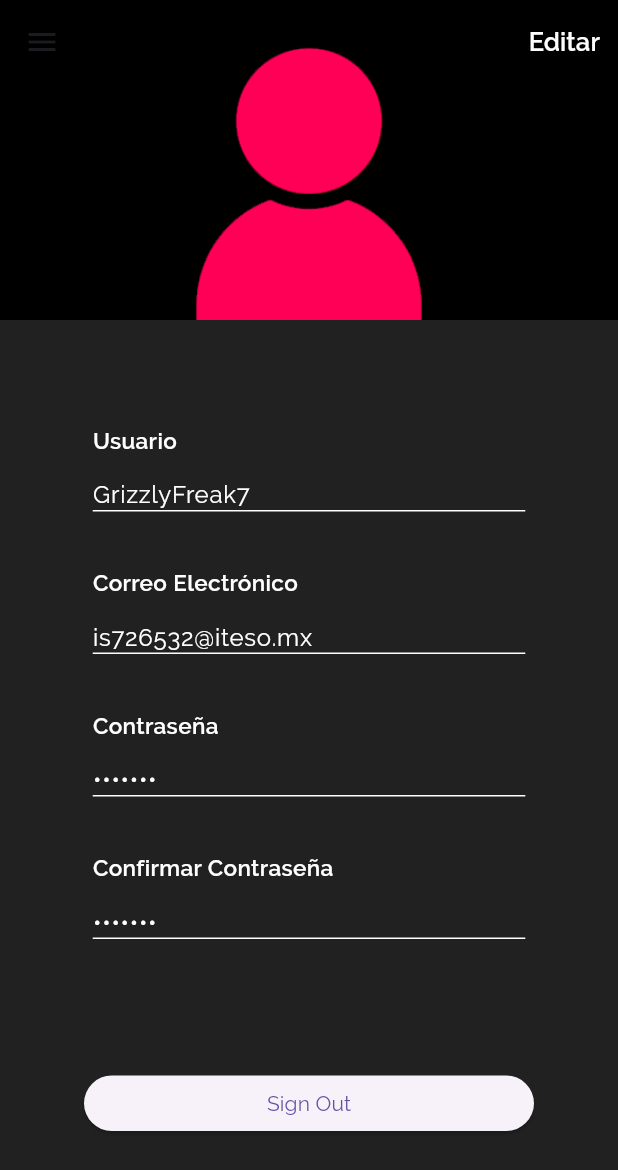
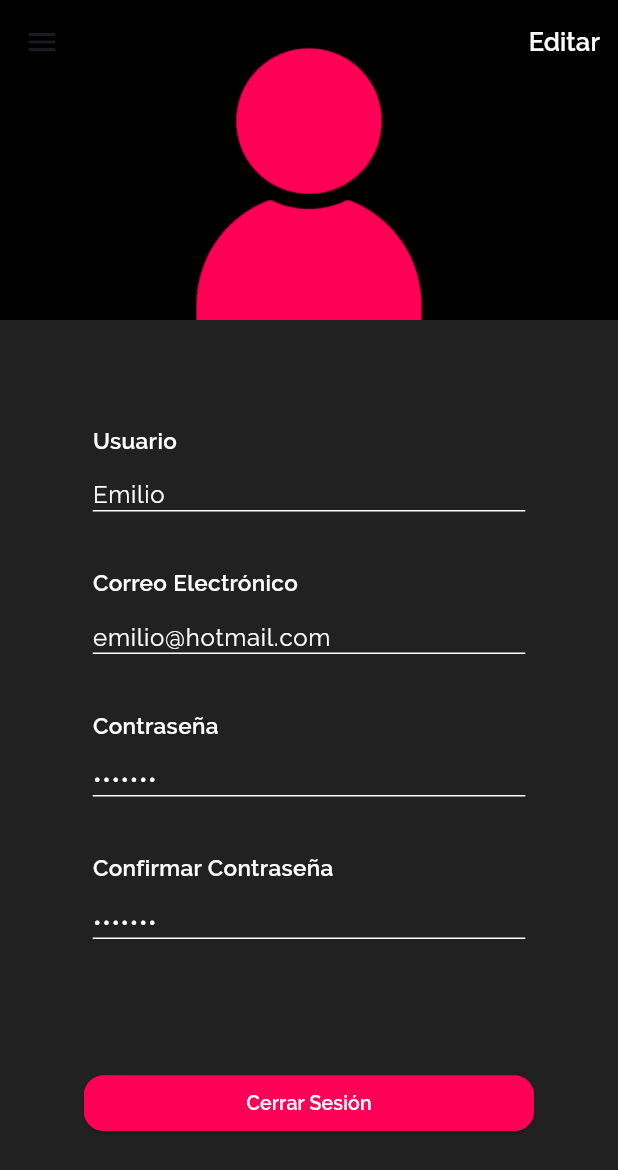
Before and after one commit to eMatsu98/movile-lgs, a Flutter app: the screen it shows once a user with an empty profile is signed in, after a tap on "Editar", after a tap on "Guardar", on a phone screen of 412 x 824 dp. Shown: the top 1170 px of the screen. Run offline on Flutter 3.47's test engine with Material 3 defaults, Android fonts, the phone set to English and light mode, and no system bars; our stand-ins replace carousel_slider, cloud_firestore, firebase_auth, firebase_core, font_awesome_flutter, image_picker and 1 more; accounts and stored records are empty; network calls fail.

Commit message:
post-presentación

```diff
--- a/lib/pantallas/game_list.dart
+++ b/lib/pantallas/game_list.dart
@@ -25,7 +25,7 @@ class GameList extends StatelessWidget {
 
     return Scaffold(
       backgroundColor: Colors.grey[900],
-      extendBodyBehindAppBar: true,
+      // extendBodyBehindAppBar: true,
       appBar: AppBar(
         backgroundColor: Colors.transparent,
         elevation: 0,
@@ -44,7 +44,7 @@ class GameList extends StatelessWidget {
                   children:
                     gamesList.take(7).map((item) =>
                       Padding(
-                        padding: EdgeInsets.only(bottom: 8.5, top: 8.5),
+                        padding: EdgeInsets.symmetric(horizontal: 4),
                         child: Container(
                           width: screenWidth * 0.75,
                           height: screenHeight * 0.13,
--- a/lib/pantallas/home_page.dart
+++ b/lib/pantallas/home_page.dart
@@ -64,8 +64,8 @@ class HomePage extends StatelessWidget {
         child: Column(
           mainAxisAlignment: MainAxisAlignment.center,
           children: [
-            _userUid(),
-            _signOutButton(),
+            // _userUid(),
+            // _signOutButton(),
             Padding(
               padding: EdgeInsets.symmetric(horizontal: screenWidth*0.15),
               child: Column(
--- a/lib/pantallas/lgs_store.dart
+++ b/lib/pantallas/lgs_store.dart
@@ -96,12 +96,12 @@ class LgsStore extends StatelessWidget {
                         ),
                         footer: GridTileBar(
                           backgroundColor: Color.fromARGB(150, 33, 33, 33),
-                          title: Text('\$ ${index + 1}.${(index + 1)*11}', style: TextStyle(color: Colors.grey[300], fontWeight: FontWeight.bold,),),
+                          title: Text('\$ ${index + 1}.${(index + 1)*11}', style: TextStyle(color: Colors.grey[300], fontSize: 9, fontWeight: FontWeight.bold,),),
                           trailing: Align(
                             alignment: Alignment.centerRight,
                             child: IconButton(
                               onPressed: (){},
-                              icon: Icon(Icons.add_shopping_cart_rounded, color: Colors.white, size: 18,),
+                              icon: Icon(Icons.add_shopping_cart_rounded, color: Colors.white, size: 12,),
                             ),
                           ),
                         ),
--- a/lib/pantallas/user_identification.dart
+++ b/lib/pantallas/user_identification.dart
@@ -132,12 +132,7 @@ class _UserIdentificationState extends State<UserIdentification> {
       width: 300,
       height: 37,
       child: ElevatedButton(
-        onPressed: (){
-           _login ? signIn() : createUser();
-           setState(() {
-             _errorMessage();
-           });
-        },
+        onPressed: _login ? signIn : createUser,
         child: Text(
           title,
           style: TextStyle(
@@ -226,8 +221,8 @@ class _UserIdentificationState extends State<UserIdentification> {
                 height: 70,
               ),
               Padding(
-                padding: EdgeInsets.symmetric(
-                    horizontal: screenWidth * 0.15),
+                padding: EdgeInsets.only(
+                    left: screenWidth * 0.15, right: screenWidth * 0.15),
                 child: Column(
                   children: <Widget>[
                     _entryField('Correo electrónico', _controllerEmail, false),
@@ -304,8 +299,8 @@ class _UserIdentificationState extends State<UserIdentification> {
                 height: 70,
               ),
               Padding(
-                padding: EdgeInsets.symmetric(
-                    horizontal: screenWidth * 0.15),
+                padding: EdgeInsets.only(
+                    left: screenWidth * 0.15, right: screenWidth * 0.15),
                 child: Column(
                   crossAxisAlignment: CrossAxisAlignment.start,
                   children: [
@@ -391,8 +386,8 @@ class _UserIdentificationState extends State<UserIdentification> {
             mainAxisAlignment: MainAxisAlignment.center,
             children: [
               Padding(
-                padding: EdgeInsets.symmetric(
-                    horizontal: screenWidth * 0.15),
+                padding: EdgeInsets.only(
+                    left: screenWidth * 0.15, right: screenWidth * 0.15),
                 child: Column(
                   children: [
                     SizedBox(
--- a/lib/pantallas/user_profile.dart
+++ b/lib/pantallas/user_profile.dart
@@ -149,7 +149,7 @@ class _UserProfileState extends State<UserProfile> {
 
   Widget _userUid() {
     return TextFormField(
-      initialValue: user?.uid ?? 'Username',
+      initialValue: user?.email ?? 'Username',
       style: TextStyle(
         color: Colors.white,
         fontSize: 24,
@@ -222,7 +222,9 @@ class _UserProfileState extends State<UserProfile> {
   }
 
   Widget _signOutButton() {
-    return ElevatedButton(onPressed: signOut, child: const Text('Sign Out'));
+    // return ElevatedButton(onPressed: signOut, child: const Text('Sign Out'), style: ButtonStyle(
+    //     backgroundColor: MaterialStateProperty.all<Color>(Color(0xFFFF0056)),
+    //   ),);
     return ElevatedButton(
       onPressed: signOut,
       child: Text(
@@ -321,6 +323,7 @@ class _UserProfileState extends State<UserProfile> {
                         padding: EdgeInsets.symmetric(
                             horizontal: screenWidth * 0.15),
                         child: Column(
+                          crossAxisAlignment: CrossAxisAlignment.start,
                           children: [
                             ShowField('Usuario', userData.name),
                             SizedBox(
@@ -330,93 +333,11 @@ class _UserProfileState extends State<UserProfile> {
                             SizedBox(
                               height: 37,
                             ),
-                            Text("Correo Electrónico",
-                                style: TextStyle(
-                                    color: Colors.white,
-                                    fontSize: 15,
-                                    fontWeight: FontWeight.bold)),
-                            SizedBox(
-                              width: 300,
-                              height: 37,
-                              child: TextFormField(
-                                initialValue: 'is726532@iteso.mx',
-                                style: TextStyle(color: Colors.white),
-                                cursorColor: Color(0xFFFF0056),
-                                decoration: InputDecoration(
-                                  // labelText: 'Correo Electrónico',
-                                  enabledBorder: UnderlineInputBorder(
-                                      borderSide:
-                                          BorderSide(color: Colors.white)),
-                                  // hintText: 'Correo electrónico',
-                                  hintStyle: TextStyle(color: Colors.white70),
-                                  //labelStyle: TextStyle(color: Color(0xFFFF0056)),
-                                  focusedBorder: UnderlineInputBorder(
-                                      borderSide: BorderSide(
-                                    color: Color(0xFFFF0056),
-                                  )),
-                                ),
-                              ),
-                            ),
+                            ShowField('Contraseña', ''),
                             SizedBox(
                               height: 37,
                             ),
-                            Text("Contraseña",
-                                style: TextStyle(
-                                    color: Colors.white,
-                                    fontSize: 15,
-                                    fontWeight: FontWeight.bold)),
-                            SizedBox(
-                              width: 300,
-                              height: 37,
-                              child: TextFormField(
-                                initialValue: '1234567',
-                                style: TextStyle(color: Colors.white),
-                                cursorColor: Color(0xFFFF0056),
-                                obscureText: true,
-                                decoration: InputDecoration(
-                                  enabledBorder: UnderlineInputBorder(
-                                      borderSide:
-                                          BorderSide(color: Colors.white)),
-                                  // hintText: 'Contraseña',
-                                  hintStyle: TextStyle(color: Colors.white70),
-                                  //labelStyle: TextStyle(color: Color(0xFFFF0056)),
-                                  focusedBorder: UnderlineInputBorder(
-                                      borderSide: BorderSide(
-                                    color: Color(0xFFFF0056),
-                                  )),
-                                ),
-                              ),
-                            ),
-                            SizedBox(
-                              height: 37,
-                            ),
-                            Text("Confirmar Contraseña",
-                                style: TextStyle(
-                                    color: Colors.white,
-                                    fontSize: 15,
-                                    fontWeight: FontWeight.bold)),
-                            SizedBox(
-                              width: 300,
-                              height: 37,
-                              child: TextFormField(
-                                initialValue: '1234567',
-                                style: TextStyle(color: Colors.white),
-                                cursorColor: Color(0xFFFF0056),
-                                obscureText: true,
-                                decoration: InputDecoration(
-                                  enabledBorder: UnderlineInputBorder(
-                                      borderSide:
-                                          BorderSide(color: Colors.white)),
-                                  // hintText: 'Contraseña',
-                                  hintStyle: TextStyle(color: Colors.white70),
-                                  //labelStyle: TextStyle(color: Color(0xFFFF0056)),
-                                  focusedBorder: UnderlineInputBorder(
-                                      borderSide: BorderSide(
-                                    color: Color(0xFFFF0056),
-                                  )),
-                                ),
-                              ),
-                            ),
+                            ShowField('Confirmar Contraseña', ''),
                           ],
                         ),
                       ),
@@ -545,7 +466,7 @@ class _UserProfileState extends State<UserProfile> {
                               width: 300,
                               height: 37,
                               child: TextFormField(
-                                initialValue: 'GrizzlyFreak7',
+                                initialValue: 'Emilio',
                                 style: TextStyle(color: Colors.white),
                                 cursorColor: Color(0xFFFF0056),
                                 decoration: InputDecoration(
@@ -572,7 +493,7 @@ class _UserProfileState extends State<UserProfile> {
                               width: 300,
                               height: 37,
                               child: TextFormField(
-                                initialValue: 'is726532@iteso.mx',
+                                initialValue: 'emilio@hotmail.com',
                                 style: TextStyle(color: Colors.white),
                                 cursorColor: Color(0xFFFF0056),
                                 decoration: InputDecoration(
```
